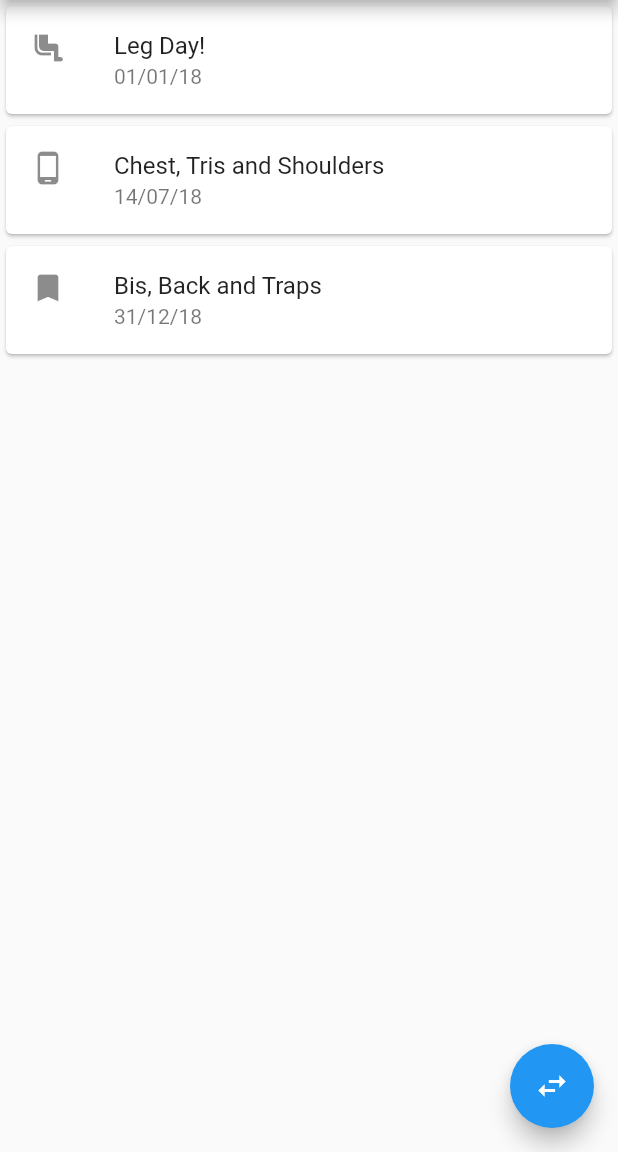
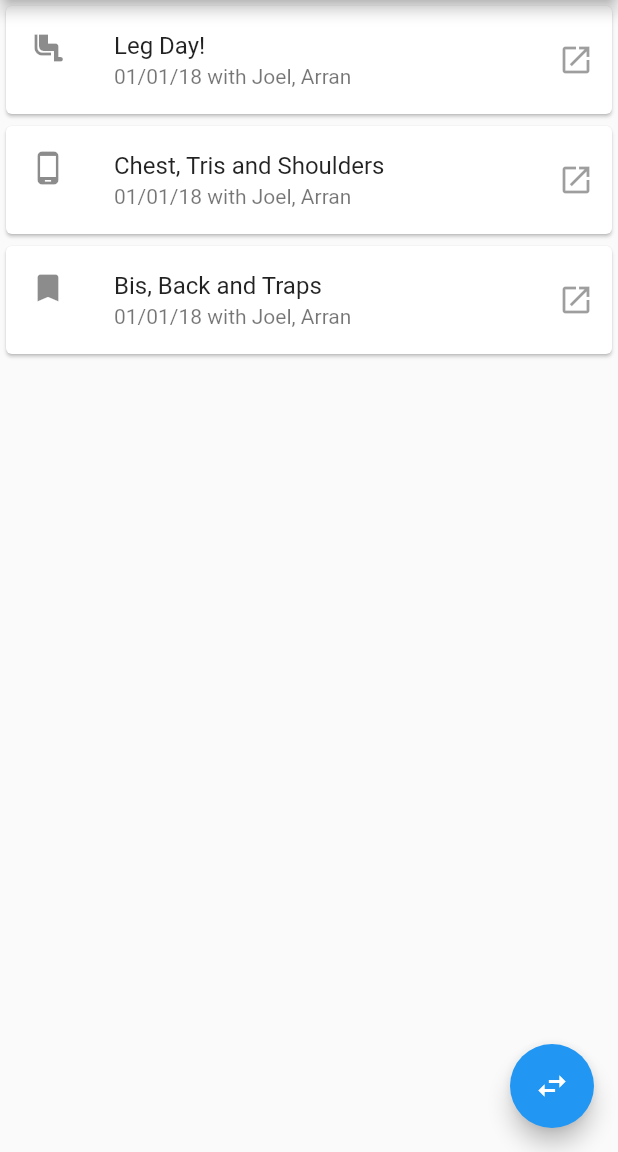
Before and after one commit to DarthEmpty/kilo, a Flutter app: the screen it shows after launch, after a tap on the "swap horiz" icon, on a phone screen of 412 x 824 dp, the part 84-1236 px from its top. Run offline on Flutter 3.47's test engine with Material 2 defaults, Android fonts, the phone set to English and light mode, and no system bars; our stand-ins replace date_format.

Commit message:
Add open button to each tile

```diff
--- a/lib/pages/home.dart
+++ b/lib/pages/home.dart
@@ -31,25 +31,64 @@ class _HomeState extends State<Home> {
         this._content = ListView(
           children: [
             Card(
+              child: Row(
+                children: <Widget>[
+                  Expanded(
                     child: ListTile(
                       leading: Icon(Icons.airline_seat_legroom_normal),
                       title: Text("Leg Day!"),
-                subtitle: Text(this._toDateString(DateTime(2018, 1, 1))),
+                      subtitle: Text(
+                          this._toDateString(DateTime(2018, 1, 1))
+                              + " with Joel, Arran"
                       ),
+                    )
+                  ),
+                  IconButton(
+                      onPressed: null,
+                      icon: Icon(Icons.open_in_new),
+                  ),
+                ],
+              )
             ),
             Card(
+                child: Row(
+                  children: <Widget>[
+                    Expanded(
                         child: ListTile(
                           leading: Icon(Icons.phone_android),
                           title: Text("Chest, Tris and Shoulders"),
-                subtitle: Text(this._toDateString(DateTime(2018, 7, 14))),
+                          subtitle: Text(
+                              this._toDateString(DateTime(2018, 1, 1))
+                                  + " with Joel, Arran"
                           ),
+                        )
+                    ),
+                    IconButton(
+                        onPressed: null,
+                        icon: Icon(Icons.open_in_new),
+                    ),
+                  ],
+                )
             ),
             Card(
+                child: Row(
+                  children: <Widget>[
+                    Expanded(
                         child: ListTile(
                           leading: Icon(Icons.bookmark),
                           title: Text("Bis, Back and Traps"),
-                subtitle: Text(this._toDateString(DateTime(2018, 12, 31))),
+                          subtitle: Text(
+                              this._toDateString(DateTime(2018, 1, 1))
+                                  + " with Joel, Arran"
                           ),
+                        )
+                    ),
+                    IconButton(
+                        onPressed: null,
+                        icon: Icon(Icons.open_in_new),
+                    ),
+                  ],
+                )
             ),
           ]
         );
```
Lines whose indentation alone changed are shown as unchanged.
